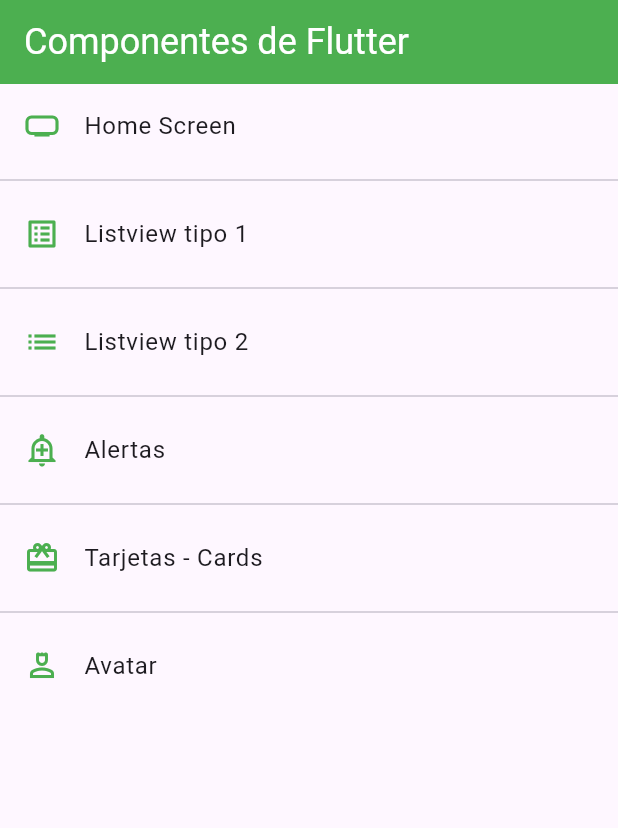
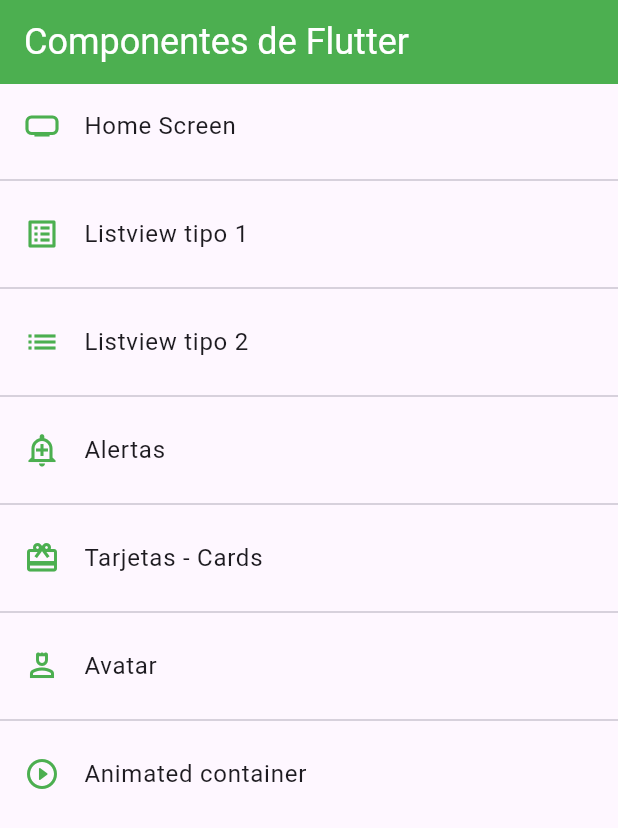
Before and after one commit to lcalorg3006/fl_components, a Flutter app: the screen it shows after launch, on a phone screen of 412 x 824 dp. Shown: the top 828 px of the screen. Run offline on Flutter 3.47's test engine with Material 3 defaults, Android fonts, the phone set to English and light mode, and no system bars.

Commit message:
WIDGET CONTAINER

```diff
--- a/lib/router/app_routes.dart
+++ b/lib/router/app_routes.dart
@@ -11,7 +11,9 @@ class AppRoutes {
     MenuOption(route: 'listview2', icon: Icons.list, name: "Listview tipo 2", screen:const  Listview2Screen()),
     MenuOption(route: 'alert', icon: Icons.add_alert_outlined, name: "Alertas", screen:const  AlertScreen()),
     MenuOption(route: 'card', icon: Icons.card_giftcard, name: "Tarjetas - Cards", screen:const  CardScreen()),
-    MenuOption(route: 'avatar', icon: Icons.person_4_outlined, name: 'Avatar', screen: AvatarScreen())
+    MenuOption(route: 'avatar', icon: Icons.person_4_outlined, name: 'Avatar', screen: const AvatarScreen()),
+    MenuOption(route: 'animated', icon: Icons.play_circle_outline_rounded, name: 'Animated container', screen: const AnimatedScreen())
+
 
   ];
 
--- a/lib/screens/screens.dart
+++ b/lib/screens/screens.dart
@@ -4,3 +4,4 @@ export 'package:fl_components/screens/home_screen.dart';
 export 'package:fl_components/screens/listview1_screen.dart';
 export 'package:fl_components/screens/listview2_screen.dart';
 export 'package:fl_components/screens/avatar_screen.dart';
+export 'package:fl_components/screens/animated_screen.dart';
```
Also changed, not shown: lib/screens/animated_screen.dart (added, +50 -0 lines).
